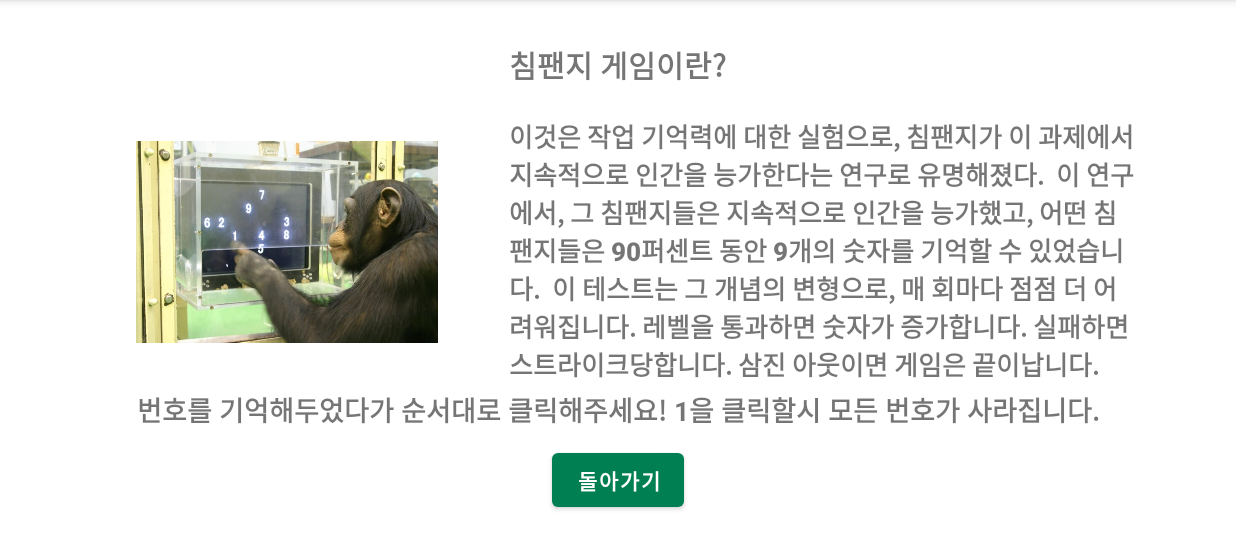
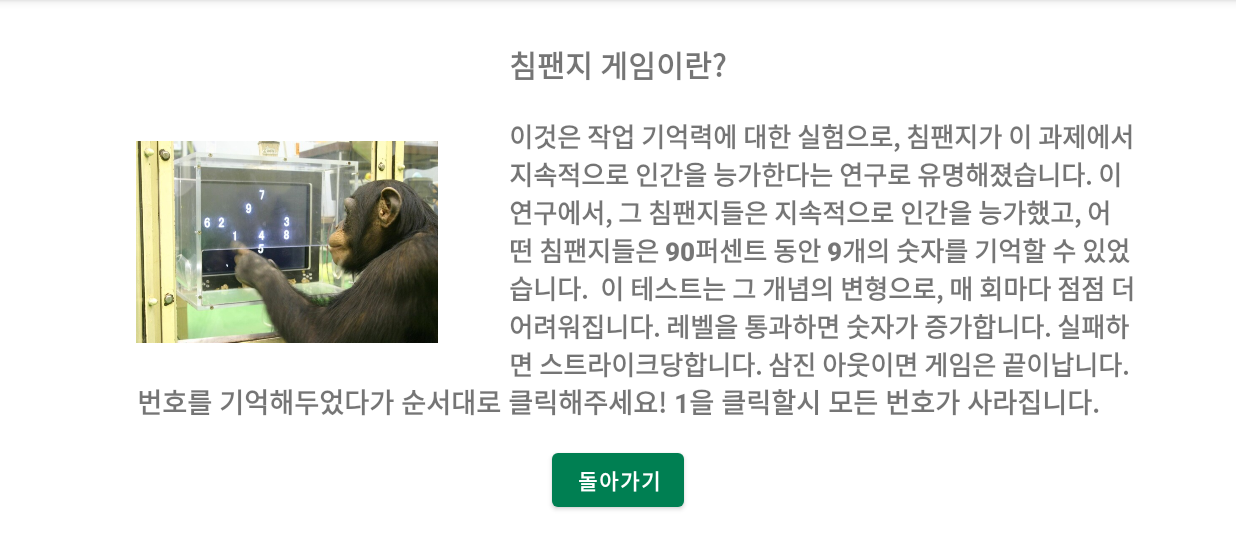
Before and after one commit to gabrielyoon7/Chimpanzee-Game, an Android app: the ExplainActivity screen opened directly, with no data from a screen before it, on a phone screen of 824 x 412 dp (held sideways), the part 84-618 px from its top. Run offline under Robolectric (Android 15) with nearby library versions, the phone set to English and light mode, and no system bars.

Commit message:
간격조절

```diff
--- a/app/src/main/res/layout/activity_explain.xml
+++ b/app/src/main/res/layout/activity_explain.xml
@@ -25,7 +25,7 @@
         android:layout_width="419dp"
         android:layout_height="176dp"
         android:fontFamily="sans-serif-black"
-        android:text="이것은 작업 기억력에 대한 실험으로, 침팬지가 이 과제에서 지속적으로 인간을 능가한다는 연구로 유명해졌다.  이 연구에서, 그 침팬지들은 지속적으로 인간을 능가했고, 어떤 침팬지들은 90퍼센트 동안 9개의 숫자를 기억할 수 있었습니다.  이 테스트는 그 개념의 변형으로, 매 회마다 점점 더 어려워집니다. 레벨을 통과하면 숫자가 증가합니다. 실패하면 스트라이크당합니다. 삼진 아웃이면 게임은 끝이납니다."
+        android:text="이것은 작업 기억력에 대한 실험으로, 침팬지가 이 과제에서 지속적으로 인간을 능가한다는 연구로 유명해졌습니다. 이 연구에서, 그 침팬지들은 지속적으로 인간을 능가했고, 어떤 침팬지들은 90퍼센트 동안 9개의 숫자를 기억할 수 있었습니다.  이 테스트는 그 개념의 변형으로, 매 회마다 점점 더 어려워집니다. 레벨을 통과하면 숫자가 증가합니다. 실패하면 스트라이크당합니다. 삼진 아웃이면 게임은 끝이납니다."
         android:textSize="17sp"
         app:layout_constraintBottom_toBottomOf="parent"
         app:layout_constraintEnd_toEndOf="parent"
@@ -45,7 +45,7 @@
         app:layout_constraintEnd_toEndOf="parent"
         app:layout_constraintStart_toStartOf="parent"
         app:layout_constraintTop_toBottomOf="@+id/textView4"
-        app:layout_constraintVertical_bias="0.073" />
+        app:layout_constraintVertical_bias="0.0" />
 
     <ImageView
         android:id="@+id/imageView4"
```
